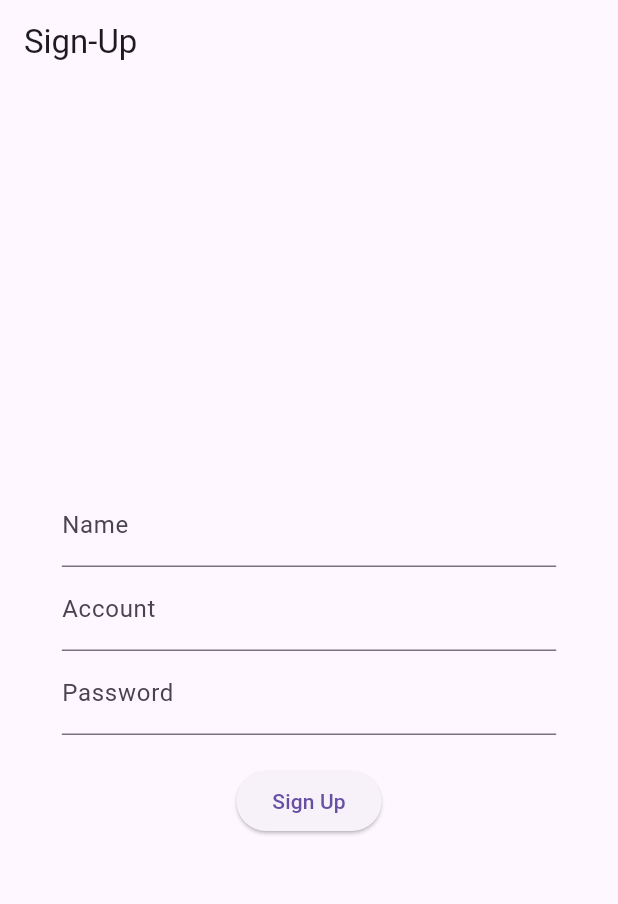
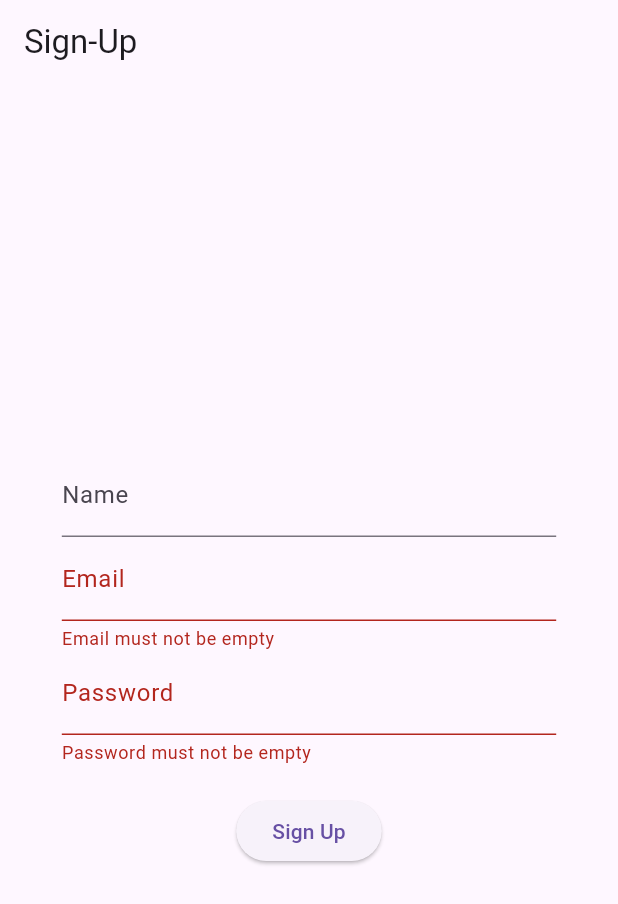
Before and after one commit to BassemWael/flutter-intern, a Flutter app: the SignUpScreen screen opened by its route, after a tap on "Sign Up", on a phone screen of 412 x 824 dp. Shown: the top 904 px of the screen. Run offline on Flutter 3.47's test engine with Material 3 defaults, Android fonts, the phone set to English and light mode, and no system bars; our stand-ins replace firebase_auth, firebase_core; accounts and stored records are empty.

```diff
--- a/project/lib/Classes/firebase-auth.dart
+++ b/project/lib/Classes/firebase-auth.dart
@@ -12,7 +12,6 @@ class AuthClass {
       User? user = result.user;
       return user;
     } catch (e) {
-      print(e.toString());
       return null;
     }
   }
--- a/project/lib/Screens/login.dart
+++ b/project/lib/Screens/login.dart
@@ -23,7 +23,7 @@ class _LoginScreenState extends State<LoginScreen> {
   }
 
   void _login() async {
-    final user = await _authClass.signIn(
+    await _authClass.signIn(
       _accountController.text,
       _passwordController.text,
     );
--- a/project/lib/Screens/signup.dart
+++ b/project/lib/Screens/signup.dart
@@ -1,5 +1,6 @@
 import 'package:flutter/material.dart';
 import 'package:project/Classes/firebase-auth.dart';
+import 'package:project/utils/validators.dart';
 
 class SignUpScreen extends StatefulWidget {
   const SignUpScreen({super.key});
@@ -10,6 +11,7 @@ class SignUpScreen extends StatefulWidget {
 }
 
 class _SignUpScreenState extends State<SignUpScreen> {
+  final _formKey = GlobalKey<FormState>();
   final TextEditingController _nameController = TextEditingController();
   final TextEditingController _accountController = TextEditingController();
   final TextEditingController _passwordController = TextEditingController();
@@ -24,17 +26,24 @@ class _SignUpScreenState extends State<SignUpScreen> {
   }
 
   void _signup() async {
-  final user = await _authClass.register(
+    if (_formKey.currentState!.validate()) {
+      await _authClass.register(
         _accountController.text,
         _passwordController.text,
       );
+      // Navigator.pushReplacement(
+      //   context,
+      //   MaterialPageRoute(
+      //       builder: (context) => ProfilePage()),
+      // );
     }
-
+  }
 
   @override
   Widget build(BuildContext context) {
     final screenWidth = MediaQuery.of(context).size.width;
     final inputWidth = screenWidth * 0.8;
+
     return Scaffold(
       appBar: AppBar(
         title: const Text('Sign-Up'),
@@ -43,29 +52,33 @@ void _signup() async {
       body: Padding(
         padding: const EdgeInsets.all(16.0),
         child: Center(
+          child: Form(
+            key: _formKey,
             child: Column(
               mainAxisAlignment: MainAxisAlignment.center,
               children: [
                 SizedBox(
                   width: inputWidth,
-                child: TextField(
+                  child: TextFormField(
                     controller: _nameController,
                     decoration: const InputDecoration(labelText: 'Name'),
                   ),
                 ),
                 SizedBox(
                   width: inputWidth,
-                child: TextField(
+                  child: TextFormField(
                     controller: _accountController,
-                  decoration: const InputDecoration(labelText: 'Account'),
+                    decoration: const InputDecoration(labelText: 'Email'),
+                    validator: emailSignupValidator,
                   ),
                 ),
                 SizedBox(
                   width: inputWidth,
-                child: TextField(
+                  child: TextFormField(
                     controller: _passwordController,
                     decoration: const InputDecoration(labelText: 'Password'),
                     obscureText: true,
+                    validator: passwordSignupValidator,
                   ),
                 ),
                 const SizedBox(height: 20),
@@ -77,6 +90,7 @@ void _signup() async {
             ),
           ),
         ),
+      ),
     );
   }
 }
--- /dev/null
+++ b/project/lib/utils/validators.dart
@@ -0,0 +1,21 @@
+String? emailSignupValidator(String? value) {
+  if (value == null || value.isEmpty) {
+    return 'Email must not be empty';
+  }
+  String pattern = r'^[^@]+@[^@]+\.[^@]+';
+  RegExp regex = RegExp(pattern);
+  if (!regex.hasMatch(value)) {
+    return 'Email must be in the format example@example.com';
+  }
+  return null;
+}
+
+String? passwordSignupValidator(String? value) {
+  if (value == null || value.isEmpty) {
+    return 'Password must not be empty';
+  }
+  if (value.length <= 6) {
+    return 'Password must be more than 6 characters';
+  }
+  return null;
+}
```
Lines whose indentation alone changed are shown as unchanged.
